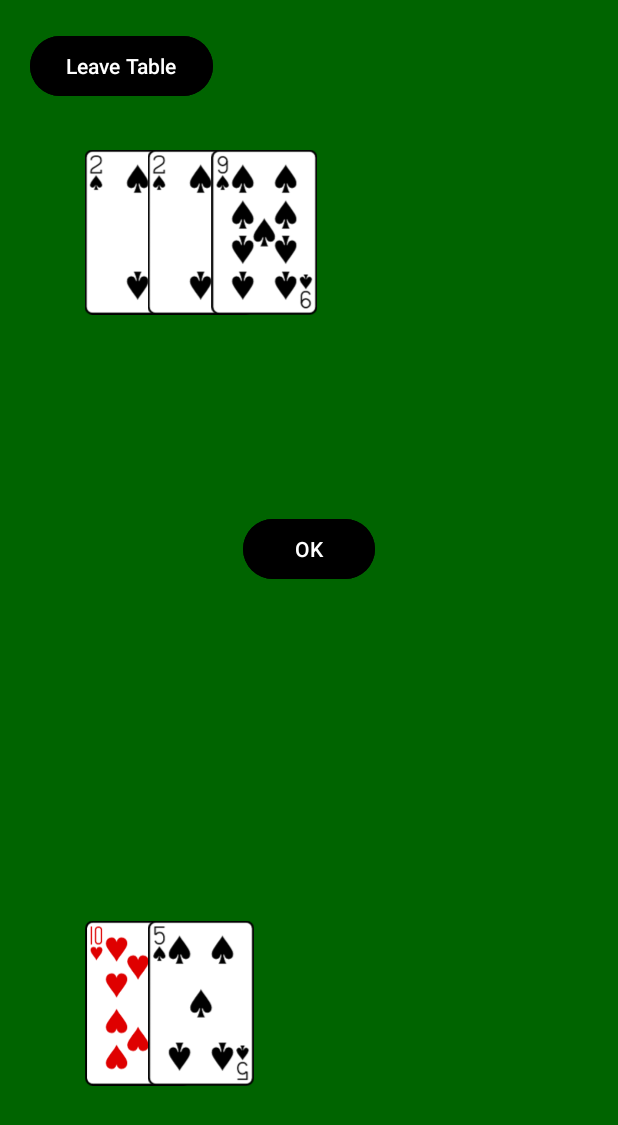
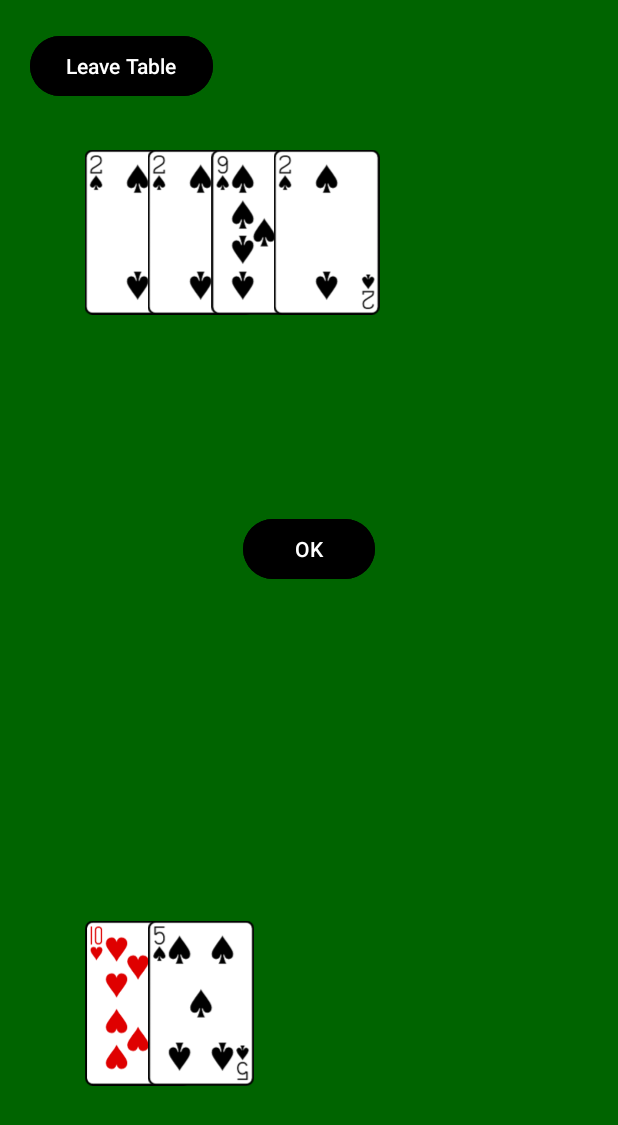
Before and after one commit to Metzenga04/Pocket-Vegas, an Android app: the BlackJack screen opened directly, with no data from a screen before it, after a tap on "Stand", on a phone screen of 412 x 824 dp. Shown: the top 1125 px of the screen. Run offline under Robolectric (Android 15) with nearby library versions, the phone set to English and light mode, and no system bars; 2 other taps on this screen came first.

```diff
--- a/app/src/main/java/pt/iade/guilhermeabrantes/blackjack/BlackJack.java
+++ b/app/src/main/java/pt/iade/guilhermeabrantes/blackjack/BlackJack.java
@@ -41,6 +41,8 @@ public class BlackJack extends AppCompatActivity {
         ImageView dCard1 =findViewById(R.id.dealerCard);
         ImageView dCard2 =findViewById(R.id.dealerCard2);
         ImageView dCard3 =findViewById(R.id.dealerCard3);
+        ImageView dcard4 =findViewById(R.id.dealerCard4);
+        ImageView dcard5 =findViewById(R.id.dealerCard5);
 
         deal.setVisibility(View.VISIBLE);
         stand.setVisibility(View.GONE);
@@ -56,6 +58,8 @@ public class BlackJack extends AppCompatActivity {
         dCard1.setVisibility(View.GONE);
         dCard2.setVisibility(View.GONE);
         dCard3.setVisibility(View.GONE);
+        dcard4.setVisibility(View.GONE);
+        dcard5.setVisibility(View.GONE);
         split.setVisibility(View.GONE);
 
 
@@ -114,14 +118,19 @@ public class BlackJack extends AppCompatActivity {
                 dCard1.setImageResource(getResources().getIdentifier(dHand.get(dHand.size() - 3).getName(),"drawable",getPackageName()));
 
                 dCard3.setVisibility(View.VISIBLE);
+
                 int sum =0;
                 for (int i = 0;i < dHand.size();i++){
                     sum+=dHand.get(i).getRank();
                     if (dHand.get(i).getRank()==11){
                     }
                 }
-                if (sum > 16){
-                    canHit =false;
+                if (sum < 17){
+                    dcard4.setImageResource(getResources().getIdentifier(dHand.get(dHand.size() - 1).getName(), "drawable",getPackageName()));
+                    dcard4.setVisibility(View.VISIBLE);
+                }
+                else{
+                    canHit = false;
                 }
             }
             int pSum = 0;
@@ -288,6 +297,8 @@ public class BlackJack extends AppCompatActivity {
             dCard1.setVisibility(View.GONE);
             dCard2.setVisibility(View.GONE);
             dCard3.setVisibility(View.GONE);
+            dcard4.setVisibility(View.GONE);
+            dcard5.setVisibility(View.GONE);
         });
     }
 }
--- a/app/src/main/java/pt/iade/guilhermeabrantes/blackjack/WarGame.java
+++ b/app/src/main/java/pt/iade/guilhermeabrantes/blackjack/WarGame.java
@@ -62,11 +62,11 @@ public class WarGame extends AppCompatActivity {
         if (leftCard > rightCard) {
             leftscore++;
             tv_score_left.setText(String.valueOf(leftscore));
-            Toast.makeText(this, "Player1 win!", Toast.LENGTH_SHORT).show();
+            Toast.makeText(this, "You win!", Toast.LENGTH_SHORT).show();
         } else if (leftCard < rightCard) {
             rightscore++;
             tv_score_right.setText(String.valueOf(rightscore));
-            Toast.makeText(this, "Player2 win!", Toast.LENGTH_SHORT).show();
+            Toast.makeText(this, "you Lose!", Toast.LENGTH_SHORT).show();
         } else {
             Toast.makeText(this, "Tie!", Toast.LENGTH_SHORT).show();
         }
--- a/app/src/main/res/layout/activity_front_page.xml
+++ b/app/src/main/res/layout/activity_front_page.xml
@@ -21,7 +21,7 @@
         app:layout_constraintTop_toTopOf="parent" />
 
     <Button
-        android:id="@+id/btnPlay"
+        android:id="@+id/btnBjPlay"
         android:layout_width="wrap_content"
         android:layout_height="wrap_content"
         android:layout_marginStart="161dp"
@@ -68,11 +68,11 @@
         android:src="@drawable/logo_wargame"
         app:layout_constraintEnd_toEndOf="parent"
         app:layout_constraintStart_toStartOf="parent"
-        app:layout_constraintTop_toBottomOf="@+id/btnPlay"
+        app:layout_constraintTop_toBottomOf="@+id/btnBjPlay"
         app:srcCompat="@drawable/logo_wargame" />
 
     <Button
-        android:id="@+id/btnPlay2"
+        android:id="@+id/btnDgPlay"
         android:layout_width="wrap_content"
         android:layout_height="wrap_content"
         android:layout_marginStart="161dp"
--- a/app/src/main/res/layout/activity_signup_page.xml
+++ b/app/src/main/res/layout/activity_signup_page.xml
@@ -27,7 +27,7 @@
             android:layout_height="match_parent"
             android:layout_gravity="center_horizontal"
             android:orientation="vertical"
-            android:padding="20dp">
+            android:padding="5dp">
 
 
             <TextView
```
Also changed, not shown: app/src/main/java/pt/iade/guilhermeabrantes/blackjack/FrontPage.java (+3 -5 lines).
